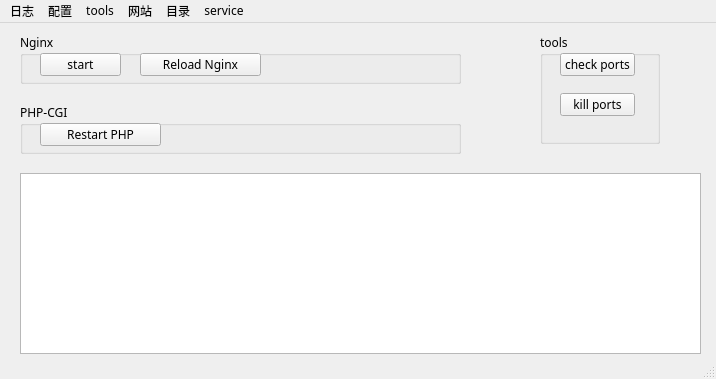
Old version of the form var/res/ui/win.ui in the repository ptphp/PtServer.
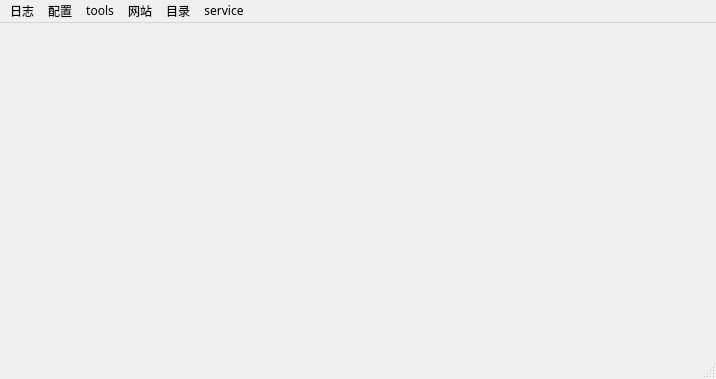
New version of the form.

```diff
--- a/var/res/ui/win.ui
+++ b/var/res/ui/win.ui
@@ -24,133 +24,7 @@
   <property name="documentMode">
    <bool>false</bool>
   </property>
-  <widget class="QWidget" name="centralwidget">
-   <widget class="QGroupBox" name="groupBox">
-    <property name="geometry">
-     <rect>
-      <x>20</x>
-      <y>10</y>
-      <width>441</width>
-      <height>51</height>
-     </rect>
-    </property>
-    <property name="title">
-     <string>Nginx</string>
-    </property>
-    <widget class="QPushButton" name="nginx_start_btn">
-     <property name="geometry">
-      <rect>
-       <x>20</x>
-       <y>20</y>
-       <width>81</width>
-       <height>23</height>
-      </rect>
-     </property>
-     <property name="text">
-      <string>start</string>
-     </property>
-    </widget>
-    <widget class="QPushButton" name="nginx_reload_btn">
-     <property name="geometry">
-      <rect>
-       <x>120</x>
-       <y>20</y>
-       <width>121</width>
-       <height>23</height>
-      </rect>
-     </property>
-     <property name="text">
-      <string>Reload Nginx</string>
-     </property>
-    </widget>
-   </widget>
-   <widget class="QPlainTextEdit" name="debug_edt">
-    <property name="geometry">
-     <rect>
-      <x>20</x>
-      <y>150</y>
-      <width>681</width>
-      <height>181</height>
-     </rect>
-    </property>
-    <property name="font">
-     <font>
-      <family>Courier</family>
-      <pointsize>9</pointsize>
-      <weight>50</weight>
-      <bold>false</bold>
-     </font>
-    </property>
-    <property name="lineWrapMode">
-     <enum>QPlainTextEdit::NoWrap</enum>
-    </property>
-   </widget>
-   <widget class="QGroupBox" name="groupBox_2">
-    <property name="geometry">
-     <rect>
-      <x>20</x>
-      <y>80</y>
-      <width>441</width>
-      <height>51</height>
-     </rect>
-    </property>
-    <property name="title">
-     <string>PHP-CGI</string>
-    </property>
-    <widget class="QPushButton" name="php_restart_btn">
-     <property name="geometry">
-      <rect>
-       <x>20</x>
-       <y>20</y>
-       <width>121</width>
-       <height>23</height>
-      </rect>
-     </property>
-     <property name="text">
-      <string>Restart PHP</string>
-     </property>
-    </widget>
-   </widget>
-   <widget class="QGroupBox" name="groupBox_3">
-    <property name="geometry">
-     <rect>
-      <x>540</x>
-      <y>10</y>
-      <width>120</width>
-      <height>111</height>
-     </rect>
-    </property>
-    <property name="title">
-     <string>tools</string>
-    </property>
-    <widget class="QPushButton" name="check_port_btn">
-     <property name="geometry">
-      <rect>
-       <x>20</x>
-       <y>20</y>
-       <width>75</width>
-       <height>23</height>
-      </rect>
-     </property>
-     <property name="text">
-      <string>check ports</string>
-     </property>
-    </widget>
-    <widget class="QPushButton" name="kill_port_btn">
-     <property name="geometry">
-      <rect>
-       <x>20</x>
-       <y>60</y>
-       <width>75</width>
-       <height>23</height>
-      </rect>
-     </property>
-     <property name="text">
-      <string>kill ports</string>
-     </property>
-    </widget>
-   </widget>
-  </widget>
+  <widget class="QWidget" name="centralwidget"/>
   <widget class="QMenuBar" name="menubar">
    <property name="geometry">
     <rect>
```
